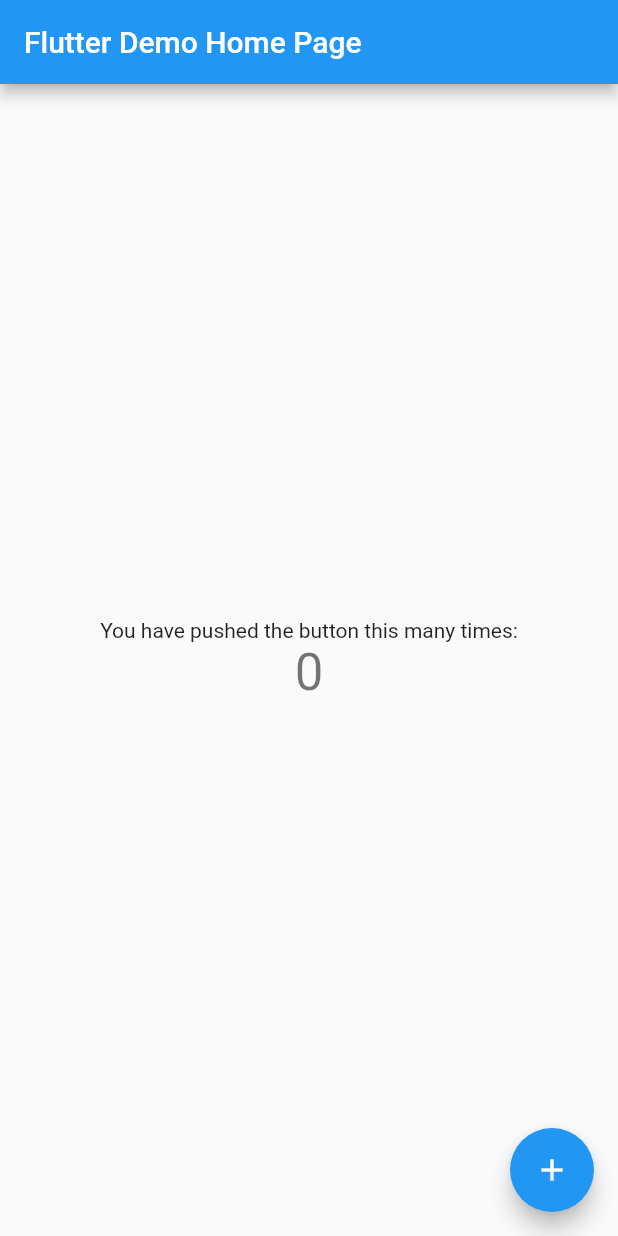
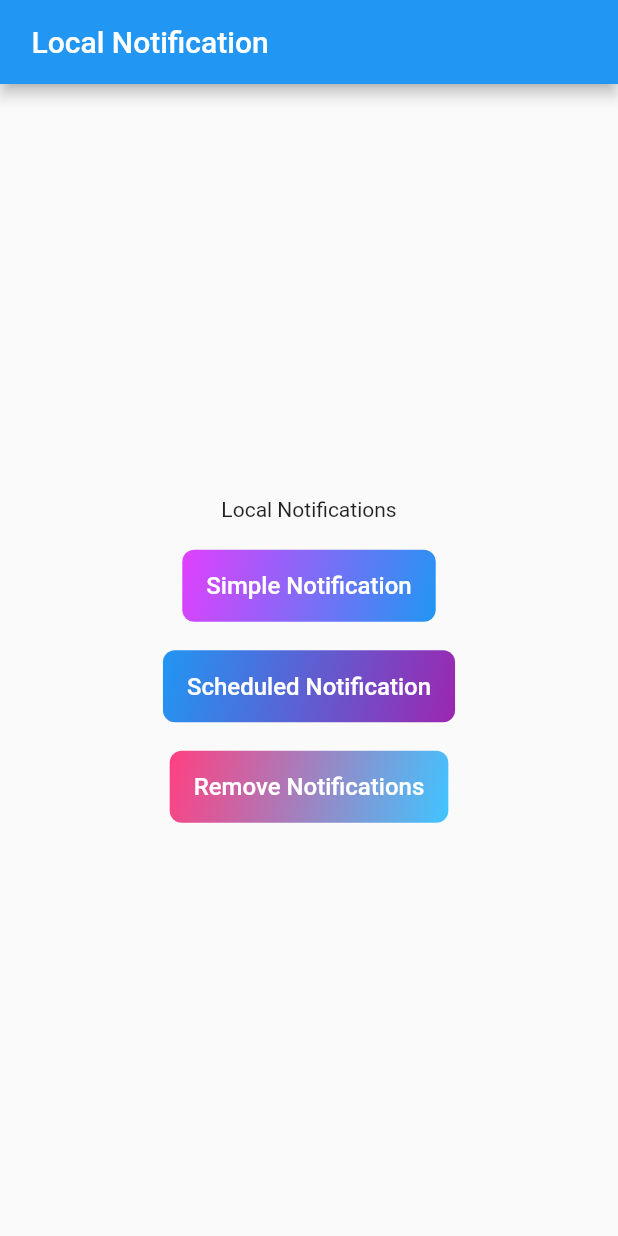
Before and after one commit to haninhn/Local-Push-Notifications, a Flutter app: the screen it shows after launch, on a phone screen of 412 x 824 dp. Run offline on Flutter 3.47's test engine with Material 2 defaults, Android fonts, the phone set to English and light mode, and no system bars.

Commit message:
update ui

```diff
--- /dev/null
+++ b/lib/GradientButton.dart
@@ -0,0 +1,33 @@
+import 'package:flutter/material.dart';
+
+class GradientButton extends StatelessWidget {
+  final String text;
+  final List<Color> gradientColors;
+  final VoidCallback onPressed;
+
+  const GradientButton({super.key, required this.text, required this.gradientColors, required this.onPressed});
+
+  @override
+  Widget build(BuildContext context) {
+    return Container(
+      decoration: BoxDecoration(
+        gradient: LinearGradient(
+          colors: gradientColors,
+          begin: Alignment.topLeft,
+          end: Alignment.bottomRight,
+        ),
+        borderRadius: BorderRadius.circular(8.0),
+      ),
+      child: MaterialButton(
+        onPressed: onPressed,
+        child: Text(
+          text,
+          style: const TextStyle(
+            color: Colors.white,
+            fontSize: 16.0,
+          ),
+        ),
+      ),
+    );
+  }
+}
--- a/lib/main.dart
+++ b/lib/main.dart
@@ -1,4 +1,6 @@
 import 'package:flutter/material.dart';
+
+import 'GradientButton.dart';
 
 void main() {
   runApp(const MyApp());
@@ -14,7 +16,7 @@ class MyApp extends StatelessWidget {
       theme: ThemeData(
         primarySwatch: Colors.blue,
       ),
-      home: const MyHomePage(title: 'Flutter Demo Home Page'),
+      home: const MyHomePage(title: ' Local Notification'),
     );
   }
 }
@@ -30,13 +32,7 @@ class MyHomePage extends StatefulWidget {
 }
 
 class _MyHomePageState extends State<MyHomePage> {
-  int _counter = 0;
 
-  void _incrementCounter() {
-    setState(() {
-      _counter++;
-    });
-  }
 
   @override
   Widget build(BuildContext context) {
@@ -47,22 +43,40 @@ class _MyHomePageState extends State<MyHomePage> {
       body: Center(
         child: Column(
           mainAxisAlignment: MainAxisAlignment.center,
-          children: <Widget>[
+          children:  <Widget>[
             const Text(
-              'You have pushed the button this many times:',
+              'Local Notifications',
             ),
-            Text(
-              '$_counter',
-              style: Theme.of(context).textTheme.headlineMedium,
+            const SizedBox(height: 19,),
+            GradientButton(
+              text: 'Simple Notification',
+              gradientColors: const [Colors.purpleAccent, Colors.blue],
+              onPressed: () {
+                print('soon');
+              },
             ),
+            const SizedBox(height: 19,),
+
+            GradientButton(
+              text: 'Scheduled Notification',
+              gradientColors: const [Colors.blue, Colors.purple],
+              onPressed: () {
+                print('soon');
+              },
+            ),
+            const SizedBox(height: 19,),
+            GradientButton(
+              text: 'Remove Notifications',
+              gradientColors: const [Colors.pinkAccent, Colors.lightBlueAccent],
+              onPressed: () {
+                print('soon');
+              },
+            ),
+
           ],
         ),
       ),
-      floatingActionButton: FloatingActionButton(
-        onPressed: _incrementCounter,
-        tooltip: 'Increment',
-        child: const Icon(Icons.add),
-      ), // This trailing comma makes auto-formatting nicer for build methods.
+// This trailing comma makes auto-formatting nicer for build methods.
     );
   }
 }
```
